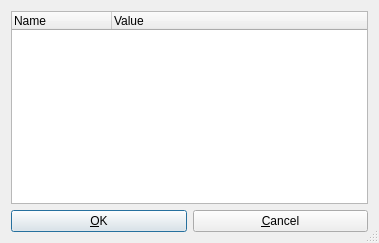
Above: copasi/UI/CQPreferenceDialog.ui from copasi/COPASI before the change. Below: the same form after it.
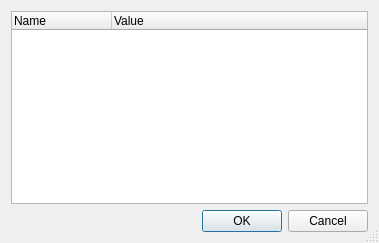
That is the form after the change.

Commit message: - Issue 1994: Use QDialogButtonBox instead of manual ok / cancel buttons to match OS look and feel

The edit to the form file:
```diff
--- a/copasi/UI/CQPreferenceDialog.ui
+++ b/copasi/UI/CQPreferenceDialog.ui
@@ -50,37 +50,22 @@
     </widget>
    </item>
    <item>
-    <layout class="QHBoxLayout" name="mpBtnLayout" >
-     <item>
-      <widget class="QPushButton" name="mpBtnOk" >
-       <property name="text" >
-        <string>&amp;OK</string>
-       </property>
-       <property name="shortcut" >
-        <string/>
-       </property>
-       <property name="autoDefault" >
-        <bool>true</bool>
-       </property>
-       <property name="default" >
-        <bool>true</bool>
-       </property>
-      </widget>
-     </item>
-     <item>
-      <widget class="QPushButton" name="mpBtnCancel" >
-       <property name="text" >
-        <string>&amp;Cancel</string>
-       </property>
-       <property name="shortcut" >
-        <string/>
-       </property>
-       <property name="autoDefault" >
-        <bool>true</bool>
-       </property>
-      </widget>
-     </item>
-    </layout>
+    <widget class="QDialogButtonBox" name="buttonBox">
+   <property name="geometry">
+    <rect>
+     <x>30</x>
+     <y>240</y>
+     <width>341</width>
+     <height>32</height>
+    </rect>
+   </property>
+   <property name="orientation">
+    <enum>Qt::Horizontal</enum>
+   </property>
+   <property name="standardButtons">
+    <set>QDialogButtonBox::Cancel|QDialogButtonBox::Ok</set>
+   </property>
+  </widget>
    </item>
   </layout>
  </widget>
```
Left out of the diff: 31 changed lines with no effect on the pictures. The commit also changes 8 other files.
